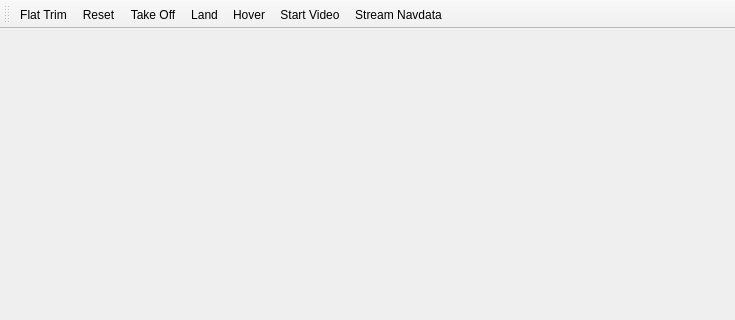
First picture: the form in ardrone/qtgui/res/mainwindow.ui, repository rc500/ardrone_archive_aarons_laptop, before the edit; both pictures show x 0 to 735 and y 0 to 320 of the 735 by 547 pixel window.
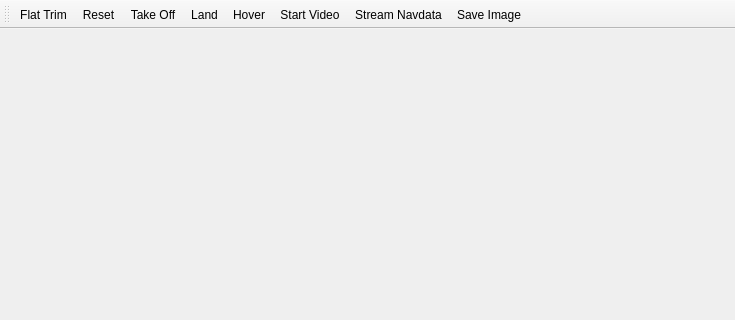
Second picture: the form after the edit.

Commit message: qtdronegui: add screenshot command

Diff of the .ui file:
```diff
--- a/ardrone/qtgui/res/mainwindow.ui
+++ b/ardrone/qtgui/res/mainwindow.ui
@@ -52,6 +52,7 @@
    <addaction name="actionHover"/>
    <addaction name="actionStartVideo"/>
    <addaction name="actionStartNavdata"/>
+   <addaction name="actionSaveImage"/>
   </widget>
   <action name="actionFlatTrim">
    <property name="text">
@@ -109,6 +110,17 @@
     <string>N</string>
    </property>
   </action>
+  <action name="actionSaveImage">
+   <property name="text">
+    <string>Save Image</string>
+   </property>
+   <property name="toolTip">
+    <string>Save a single frame from the video to disk as a PNG file.</string>
+   </property>
+   <property name="shortcut">
+    <string>S</string>
+   </property>
+  </action>
  </widget>
  <resources/>
  <connections/>
```
The commit also changes 1 other file.
